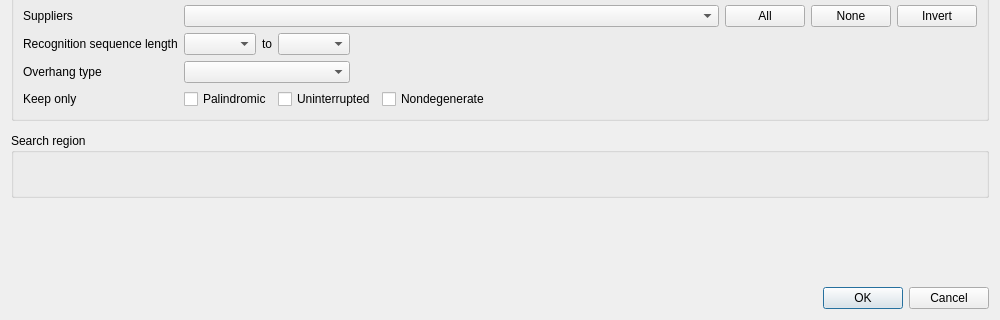
Before: the Qt Designer form src/plugins/enzymes/src/FindEnzymesDialog.ui in ugeneunipro/ugene, drawn with Qt 5; both pictures show x 0 to 1000 and y 189 to 509 of the 1000 by 509 pixel window.
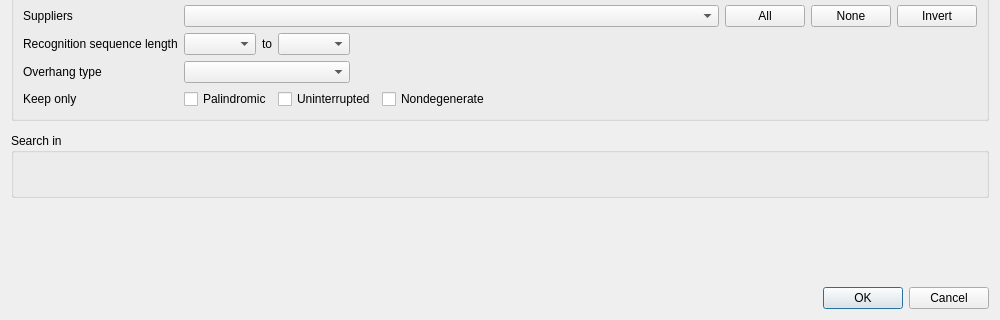
After: the same form once the commit is applied. Custom widgets are drawn as their Qt base class.

Patch:
```diff
--- a/src/plugins/enzymes/src/FindEnzymesDialog.ui
+++ b/src/plugins/enzymes/src/FindEnzymesDialog.ui
@@ -312,7 +312,7 @@
    <item>
     <widget class="QGroupBox" name="groupBox">
      <property name="title">
-      <string>Search region</string>
+      <string>Search in</string>
      </property>
      <layout class="QVBoxLayout" name="searchRegionLayout"/>
     </widget>
```
